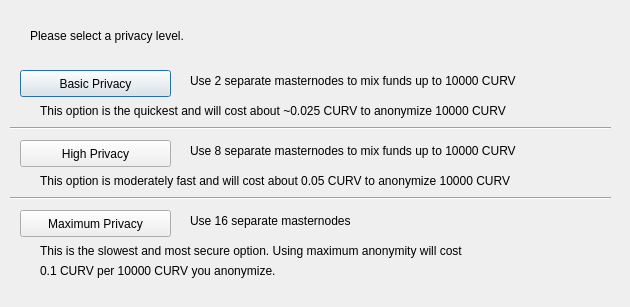
Old version of the form src/qt/forms/darksendconfig.ui in the repository curvecoin/curve.
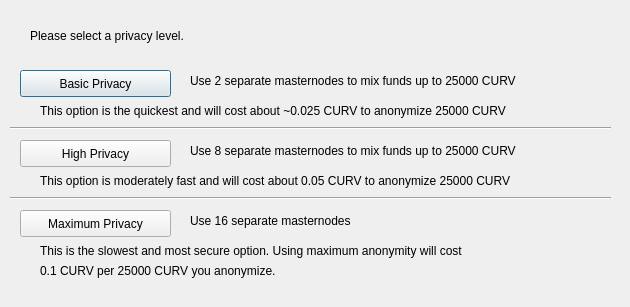
New version of the form.

```diff
--- a/src/qt/forms/darksendconfig.ui
+++ b/src/qt/forms/darksendconfig.ui
@@ -75,7 +75,7 @@
     </rect>
    </property>
    <property name="text">
-    <string>Use 2 separate masternodes to mix funds up to 10000 CURV</string>
+    <string>Use 2 separate masternodes to mix funds up to 25000 CURV</string>
    </property>
   </widget>
   <widget class="QLabel" name="label_3">
@@ -88,7 +88,7 @@
     </rect>
    </property>
    <property name="text">
-    <string>Use 8 separate masternodes to mix funds up to 10000 CURV</string>
+    <string>Use 8 separate masternodes to mix funds up to 25000 CURV</string>
    </property>
   </widget>
   <widget class="QLabel" name="label_4">
@@ -114,7 +114,7 @@
     </rect>
    </property>
    <property name="text">
-    <string>This option is the quickest and will cost about ~0.025 CURV to anonymize 10000 CURV</string>
+    <string>This option is the quickest and will cost about ~0.025 CURV to anonymize 25000 CURV</string>
    </property>
   </widget>
   <widget class="QLabel" name="label_7">
@@ -127,7 +127,7 @@
     </rect>
    </property>
    <property name="text">
-    <string>This option is moderately fast and will cost about 0.05 CURV to anonymize 10000 CURV</string>
+    <string>This option is moderately fast and will cost about 0.05 CURV to anonymize 25000 CURV</string>
    </property>
   </widget>
   <widget class="QLabel" name="label_8">
@@ -153,7 +153,7 @@
     </rect>
    </property>
    <property name="text">
-    <string>0.1 CURV per 10000 CURV you anonymize.</string>
+    <string>0.1 CURV per 25000 CURV you anonymize.</string>
    </property>
   </widget>
   <widget class="Line" name="line">
```
